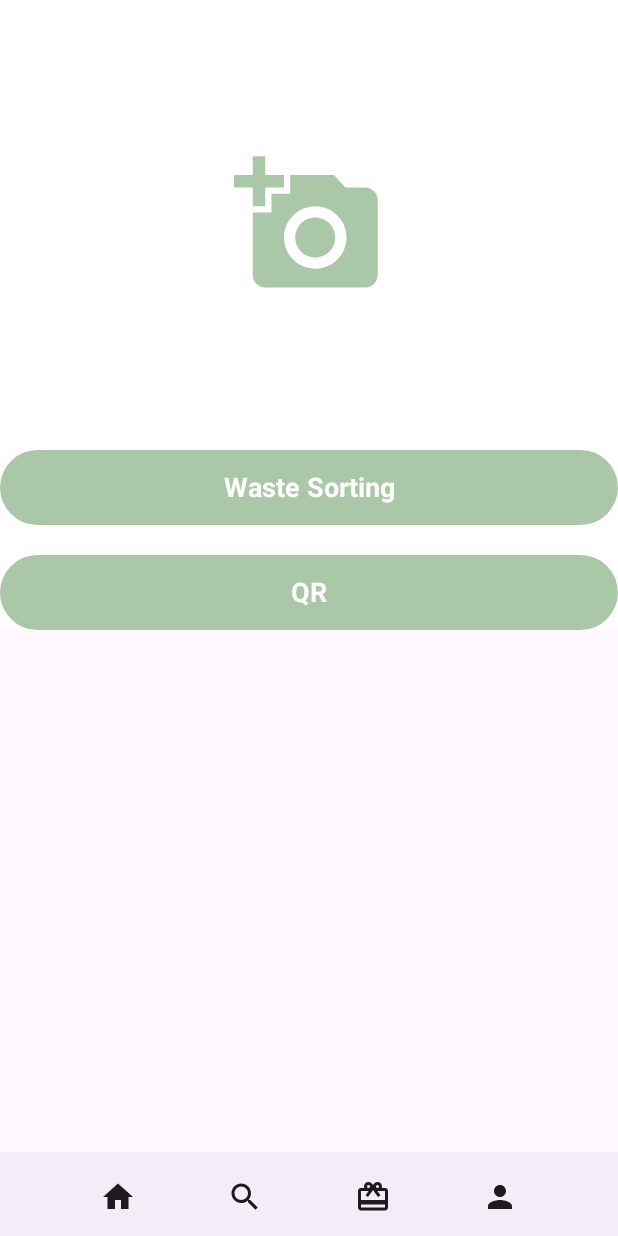
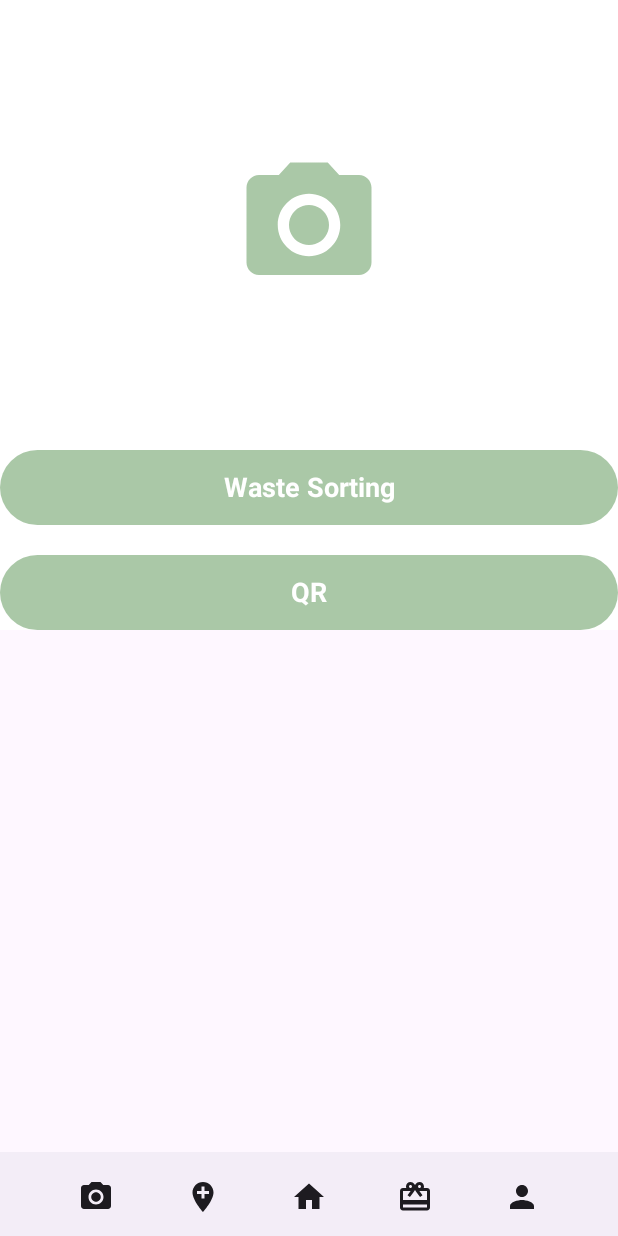
Before and after one commit to Peachy72/EcoEarn, an Android app built with Jetpack Compose: the screen it shows after launch (MainActivity), on a phone screen of 412 x 824 dp. Run offline under Robolectric (Android 15) with nearby library versions, the phone set to English and light mode, and no system bars.

Commit message:
feat: update BottomBarComponent navigation

```diff
--- a/app/src/main/java/com/example/ecoearn/components/BottomBarComponent.kt
+++ b/app/src/main/java/com/example/ecoearn/components/BottomBarComponent.kt
@@ -1,6 +1,7 @@
 package com.example.ecoearn.components
 
 import android.annotation.SuppressLint
+import androidx.compose.foundation.clickable
 import androidx.compose.foundation.layout.Arrangement
 import androidx.compose.foundation.layout.Row
 import androidx.compose.foundation.layout.Spacer
@@ -9,6 +10,8 @@ import androidx.compose.foundation.layout.height
 import androidx.compose.foundation.layout.size
 import androidx.compose.foundation.layout.width
 import androidx.compose.material.icons.Icons
+import androidx.compose.material.icons.filled.AddLocation
+import androidx.compose.material.icons.filled.CameraAlt
 import androidx.compose.material.icons.filled.CardGiftcard
 import androidx.compose.material.icons.filled.Home
 import androidx.compose.material.icons.filled.Person
@@ -21,6 +24,8 @@ import androidx.compose.runtime.Composable
 import androidx.compose.ui.Alignment
 import androidx.compose.ui.Modifier
 import androidx.compose.ui.unit.dp
+import com.example.ecoearn.navigation.EcoEarnAppRouter
+import com.example.ecoearn.navigation.Screen
 
 @SuppressLint("UnusedMaterial3ScaffoldPaddingParameter")
 @OptIn(ExperimentalMaterial3Api::class)
@@ -42,24 +47,54 @@ fun BottomBarComponent() {
                 ) {
                     Spacer(modifier = Modifier.width(1.dp))
                     Icon(
+                        imageVector = Icons.Filled.CameraAlt,
+                        contentDescription = "LensScreen",
+                        modifier = Modifier
+                            .size(24.dp)
+                            .clickable {
+                                EcoEarnAppRouter.navigateTo(
+                                    destination = Screen.LensScreen)
+                            }
+                    )
+                    Icon(
+                        imageVector = Icons.Filled.AddLocation,
+                        contentDescription = "Location",
+                        modifier = Modifier
+                            .size(24.dp)
+                            .clickable {
+//                                EcoEarnAppRouter.navigateTo(
+//                                    destination = Screen.LocationScreen)
+                            }
+                    )
+                    Icon(
                         imageVector = Icons.Filled.Home,
                         contentDescription = "Home",
-                        modifier = Modifier.size(24.dp)
-                    )
-                    Icon(
-                        imageVector = Icons.Filled.Search,
-                        contentDescription = "Search",
-                        modifier = Modifier.size(24.dp)
+                        modifier = Modifier
+                            .size(24.dp)
+                            .clickable(onClick = {
+//                                EcoEarnAppRouter.navigateTo(
+//                                    destination = Screen.HomeScreen)
+                            })
                     )
                     Icon(
                         imageVector = Icons.Filled.CardGiftcard,
                         contentDescription = "Gift",
-                        modifier = Modifier.size(24.dp)
+                        modifier = Modifier
+                            .size(24.dp)
+                            .clickable {
+                                EcoEarnAppRouter.navigateTo(
+                                    destination = Screen.RedeemScreen)
+                            }
                     )
                     Icon(
                         imageVector = Icons.Default.Person,
                         contentDescription = "Profile",
-                        modifier = Modifier.size(24.dp)
+                        modifier = Modifier
+                            .size(24.dp)
+                            .clickable {
+                                EcoEarnAppRouter.navigateTo(
+                                    destination = Screen.ProfileScreen)
+                            }
                     )
                     Spacer(modifier = Modifier.width(1.dp))
                 }
--- a/app/src/main/java/com/example/ecoearn/screens/LensScreen.kt
+++ b/app/src/main/java/com/example/ecoearn/screens/LensScreen.kt
@@ -10,6 +10,7 @@ import androidx.compose.foundation.layout.padding
 import androidx.compose.foundation.layout.size
 import androidx.compose.material.icons.Icons
 import androidx.compose.material.icons.filled.AddAPhoto
+import androidx.compose.material.icons.filled.CameraAlt
 import androidx.compose.material3.Button
 import androidx.compose.material3.ButtonDefaults
 import androidx.compose.material3.Icon
@@ -40,7 +41,7 @@ fun LensScreen() {
     ) {
         Spacer(modifier = Modifier.height(100.dp))
         Image (
-            imageVector = Icons.Filled.AddAPhoto,
+            imageVector = Icons.Filled.CameraAlt,
             contentDescription = null,
             modifier = Modifier.size(100.dp),
             colorFilter = ColorFilter.tint(Primary),
```
